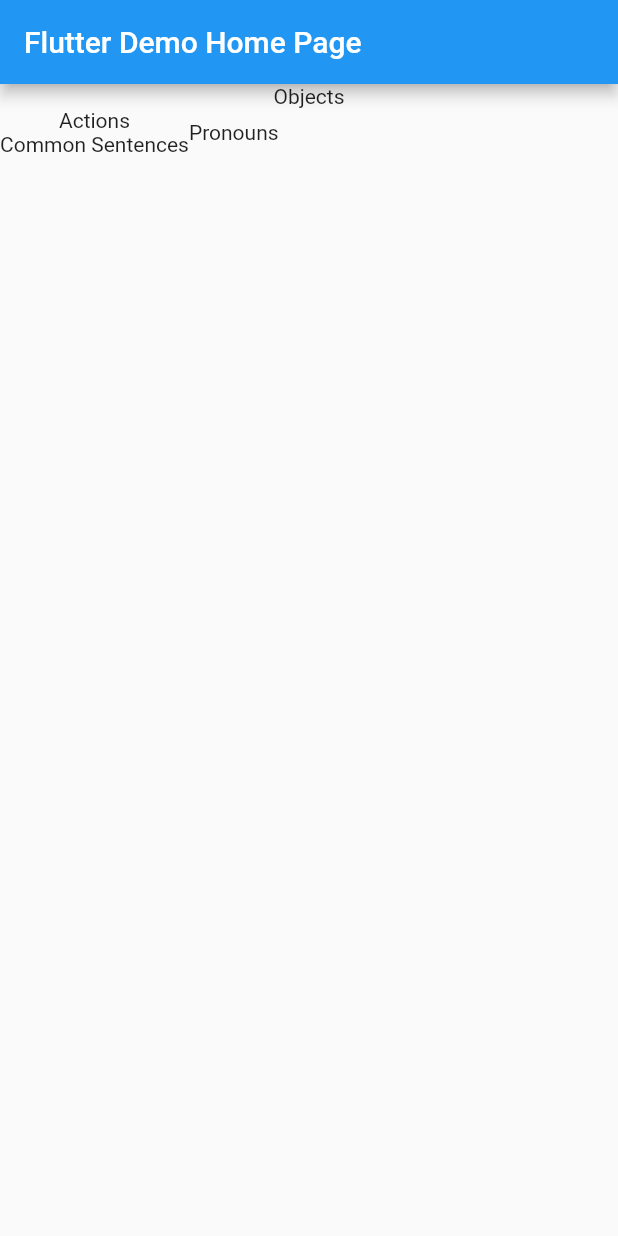
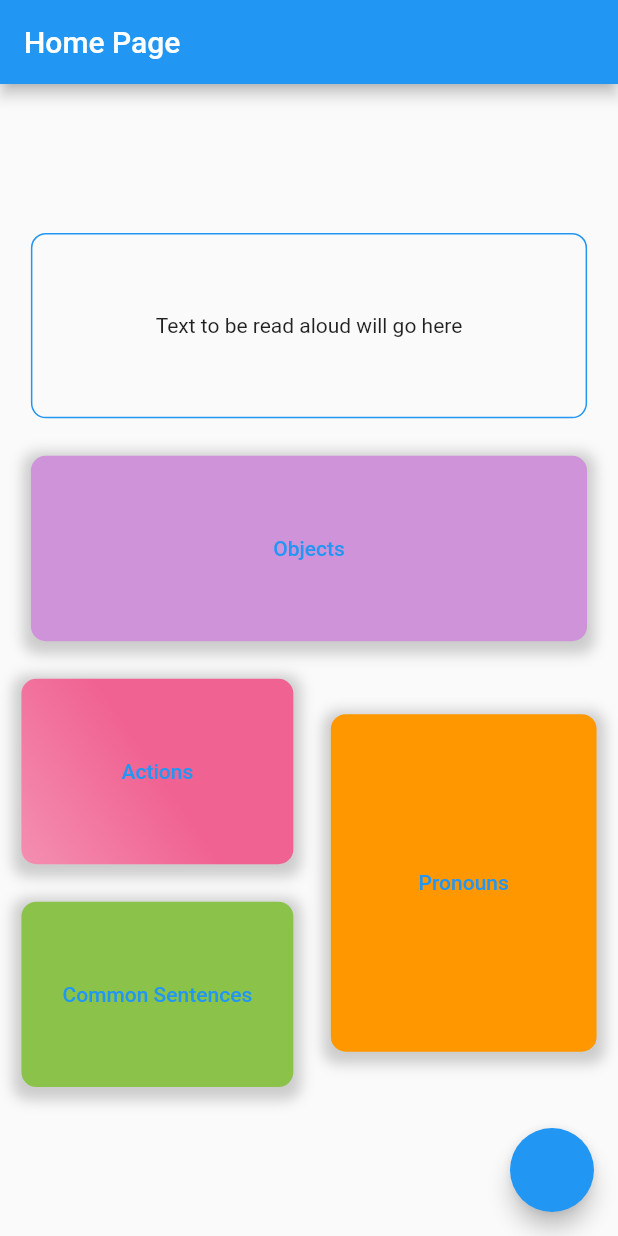
Before and after one commit to apfox500/AAC-App, a Flutter app: the screen it shows after launch, on a phone screen of 412 x 824 dp. Run offline on Flutter 3.47's test engine with Material 2 defaults, Android fonts, the phone set to English and light mode, and no system bars.

Commit message:
Added the base layout(no functionality)
Just a warning that i was sing macOS to improve runtime, so might not be perfect spacing for ipads.

```diff
--- a/lib/main.dart
+++ b/lib/main.dart
@@ -11,6 +11,7 @@ class MyApp extends StatelessWidget {
   @override
   Widget build(BuildContext context) {
     return MaterialApp(
+      //TODO: Add in a title here
       title: 'Flutter Demo',
       theme: ThemeData(
         // This is the theme of your application.
@@ -24,7 +25,8 @@ class MyApp extends StatelessWidget {
         // is not restarted.
         primarySwatch: Colors.blue,
       ),
-      home: const MyHomePage(title: 'Flutter Demo Home Page'),
+      //TODO: Add in a better title for the page
+      home: const MyHomePage(title: 'Home Page'),
     );
   }
 }
@@ -62,30 +64,139 @@ class _MyHomePageState extends State<MyHomePage> {
           // the App.build method, and use it to set our appbar title.
           title: Text(widget.title),
         ),
-      body: Column(
+        floatingActionButton: FloatingActionButton(
+          onPressed: () {},
+        ),
+        body: Center(
+          child: Column(
+            mainAxisAlignment: MainAxisAlignment.center,
             children: <Widget>[
+              //Read aloud text
               Container(
-            child: Text("Objects")
+                width: MediaQuery.of(context).size.width * .9,
+                height: MediaQuery.of(context).size.height * .15,
+                child: const Center(
+                    child: Text("Text to be read aloud will go here")),
+                decoration: BoxDecoration(
+                  border: Border.all(
+                    color: Colors.blue,
                   ),
-          Row(children: <Widget>[
+                  borderRadius: BorderRadius.circular(10.0),
+                ),
+              ),
+              //padding
+              const SizedBox(
+                height: 25,
+              ),
+              //Objects
+              Container(
+                width: MediaQuery.of(context).size.width * .9,
+                height: MediaQuery.of(context).size.height * .15,
+                child:
+                    TextButton(onPressed: () {}, child: const Text("Objects")),
+                decoration: BoxDecoration(
+                  color: Colors.purple.shade200,
+                  borderRadius: BorderRadius.circular(10.0),
+                  boxShadow: [
+                    BoxShadow(
+                      color: Colors.grey.withOpacity(0.5),
+                      spreadRadius: 5,
+                      blurRadius: 7,
+                      offset: const Offset(0, 3), // changes position of shadow
+                    ),
+                  ],
+                ),
+              ),
+              //padding
+              const SizedBox(
+                height: 25,
+              ),
+              Row(
+                mainAxisAlignment: MainAxisAlignment.center,
+                children: <Widget>[
                   Column(
-              children: [
+                    mainAxisAlignment: MainAxisAlignment.center,
+                    children: <Widget>[
+                      //Actions
                       Container(
-                  child: const Text("Actions"),
+                        width: MediaQuery.of(context).size.width * .44,
+                        height: MediaQuery.of(context).size.height * .15,
+                        child: TextButton(
+                            onPressed: () {}, child: const Text("Actions")),
+                        decoration: BoxDecoration(
+                          borderRadius: BorderRadius.circular(10.0),
+                          //TODO: Get the gradient to work, it refuses to work and go diagonal but oh well
+                          gradient: LinearGradient(
+                              colors: [
+                                Colors.pink.shade300,
+                                Colors.pink.shade200
+                              ],
+                              begin: const Alignment(0, 0),
+                              end: Alignment.bottomLeft),
+                          boxShadow: [
+                            BoxShadow(
+                              color: Colors.grey.withOpacity(0.5),
+                              spreadRadius: 5,
+                              blurRadius: 7,
+                              offset: const Offset(
+                                  0, 3), // changes position of shadow
                             ),
+                          ],
+                        ),
+                      ),
+                      //Padding
+                      const SizedBox(
+                        height: 25,
+                      ),
+                      //Common Sentences
                       Container(
-                  child: const Text("Common Sentences"),
+                        width: MediaQuery.of(context).size.width * .44,
+                        height: MediaQuery.of(context).size.height * .15,
+                        child: TextButton(
+                            onPressed: () {},
+                            child: const Text("Common Sentences")),
+                        decoration: BoxDecoration(
+                          color: Colors.lightGreen,
+                          borderRadius: BorderRadius.circular(10.0),
+                          boxShadow: [
+                            BoxShadow(
+                              color: Colors.grey.withOpacity(0.5),
+                              spreadRadius: 5,
+                              blurRadius: 7,
+                              offset: const Offset(
+                                  0, 3), // changes position of shadow
+                            ),
+                          ],
+                        ),
+                      ),
+                    ],
+                  ),
+                  //Padding
+                  const SizedBox(width: 25),
+                  //Pronouns
+                  Container(
+                    width: MediaQuery.of(context).size.width * .43,
+                    height: 225,
+                    child: TextButton(
+                        onPressed: () {}, child: const Text("Pronouns")),
+                    decoration: BoxDecoration(
+                      color: Colors.orange,
+                      borderRadius: BorderRadius.circular(10.0),
+                      boxShadow: [
+                        BoxShadow(
+                          color: Colors.grey.withOpacity(0.5),
+                          spreadRadius: 5,
+                          blurRadius: 7,
+                          offset:
+                              const Offset(0, 3), // changes position of shadow
+                        ),
+                      ],
+                    ),
+                  ),
+                ],
               )
             ],
           ),
-            Column(
-              children: [
-                Container(child: const Text("Pronouns"),)
-              ],
-            )
-          ],),
-        ],
-      ) // This trailing comma makes auto-formatting nicer for build methods.
-    );
+        ));
   }
 }
--- a/pubspec.yaml
+++ b/pubspec.yaml
@@ -34,7 +34,7 @@ dependencies:
   # The following adds the Cupertino Icons font to your application.
   # Use with the CupertinoIcons class for iOS style icons.
   cupertino_icons: ^1.0.2
-  flutter_tts: ^3.3.3
+  #flutter_tts: ^3.3.3
 
 dev_dependencies:
   flutter_test:
```
Lines whose indentation alone changed are shown as unchanged.
